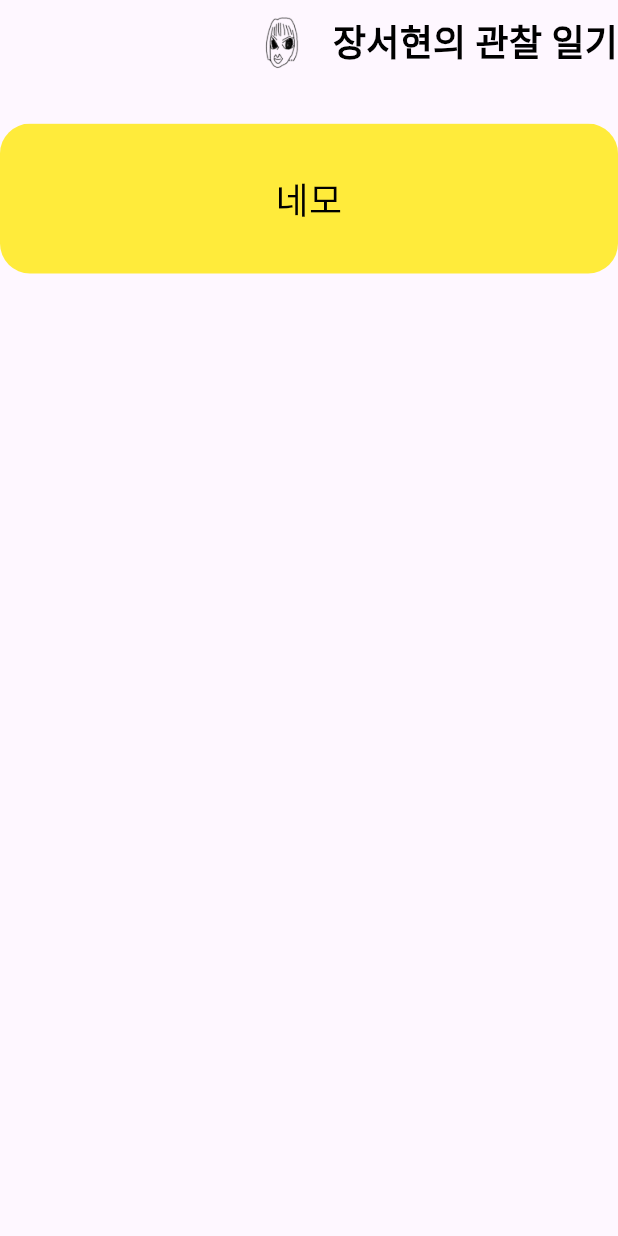
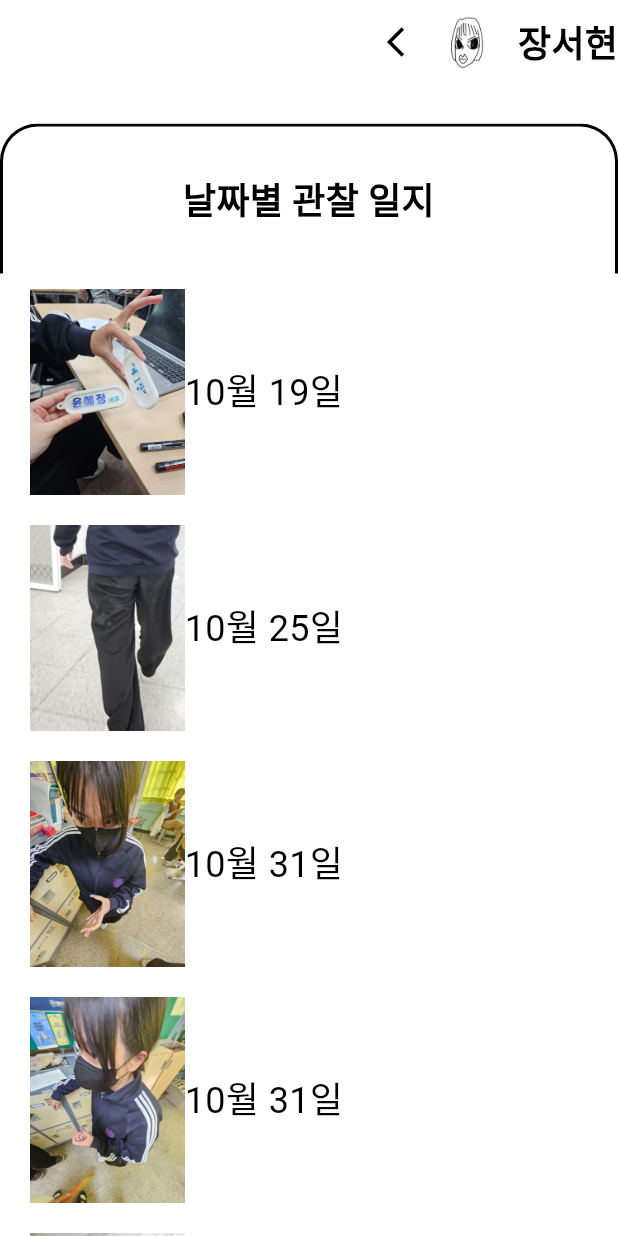
Before and after one commit to hyejoeng/Jang_Seohyun, a Flutter app: the screen it shows after launch, on a phone screen of 412 x 824 dp. Run offline on Flutter 3.47's test engine with Material 3 defaults, Android fonts, the phone set to English and light mode, and no system bars; our stand-ins replace hexcolor; Roboto replaces fonts that are missing (PyeongChang, SuseongHyejeong).

Commit message:
2023-12-15 ScrollingScreen 스크롤 가능, 데이터 불러오기 성공

```diff
--- a/lib/images_data.dart
+++ b/lib/images_data.dart
@@ -13,4 +13,5 @@ List<ImagesData> ImagesDataList = [
   ImagesData(imagesUrl: 'asset/images/jangSeohyun_images3.jpg', dateData: '10월 25일'),
   ImagesData(imagesUrl: 'asset/images/jangSeohyun_images1.jpg', dateData: '10월 31일'),
   ImagesData(imagesUrl: 'asset/images/jangSeohyun_images2.jpg', dateData: '10월 31일'),
+  ImagesData(imagesUrl: 'asset/images/jangSeohyun_images5.jpg', dateData: '11월 06일'),
 ];
--- a/lib/scrollingscreen.dart
+++ b/lib/scrollingscreen.dart
@@ -1,77 +1,107 @@
 import 'package:flutter/material.dart';
 import 'package:jang_seohyun/context_utils.dart';
+import 'package:jang_seohyun/images_data.dart';
 
 class ScrollingScreen extends StatelessWidget {
   const ScrollingScreen({super.key});
 
   @override
-  Widget build(BuildContext context) => Scaffold(
+  Widget build(BuildContext context) => SafeArea(
+        child: Scaffold(
           body: CustomScrollView(
             slivers: [
               SliverAppBar(
+                backgroundColor: Colors.white,
+                surfaceTintColor: Colors.white,
                 actions: [
+                  const Icon(Icons.arrow_back_ios, color: Colors.black),
                   Image.asset('asset/images/logo-light.png'),
                   // Expanded(child: SizedBox()),
-                Text('장서현의 관찰 일기', style: textTheme(context).titleMedium,)
+                  Text(
+                    '장서현',
+                    style: textTheme(context).titleMedium,
+                  )
                 ],
                 floating: true,
                 snap: false,
+                pinned: true,
                 expandedHeight: screensize(context).height * 0.1,
               ),
               SliverPersistentHeader(
                 pinned: true,
                 delegate: _CustomHeader(),
               ),
-            // SliverList(delegate: SliverChildBuilderDelegate(
-            //   (context, index) => const Text('네모'),
-            // ))
+              SliverList(
+                delegate: SliverChildBuilderDelegate(
+                    (context, index) => ListView.builder(
+                        physics: const NeverScrollableScrollPhysics(),
+                        shrinkWrap: true,
+                        itemCount: ImagesDataList.length,
+                        itemBuilder: (context, index) =>
+                            _ImagesDataListWidget(context, index)),
+                    childCount: 1),
+              ),
             ],
+          ),
         ),
       );
 }
 
 class _CustomHeader extends SliverPersistentHeaderDelegate {
   @override
-  // TODO: implement maxExtent
   double get maxExtent => 100;
 
   @override
-  // TODO: implement minExtent
-  double get minExtent => 100;
+  double get minExtent => 50;
 
   @override
-  Widget build(BuildContext context, double shrinkOffset, bool overlapsContent) {
-    // TODO: implement build
-    // throw UnimplementedError();
-    final radius = 20.0 - shrinkOffset / 100;
+  Widget build(
+      BuildContext context, double shrinkOffset, bool overlapsContent) {
+    final radius = 25.0 + shrinkOffset;
+
     return Container(
       decoration: BoxDecoration(
-        color: Colors.yellow,
-        borderRadius: BorderRadius.circular(radius),
+        border: const BorderDirectional(
+            top: BorderSide(width: 2, color: Colors.black),
+            start: BorderSide(width: 2, color: Colors.black),
+            end: BorderSide(width: 2, color: Colors.black)),
+        color: Colors.white,
+        // borderRadius: BorderRadius.circular(radius),
+        borderRadius: BorderRadius.vertical(top: Radius.circular(radius)),
       ),
       child: Center(
         child: Text(
-          '네모',
+          '날짜별 관찰 일지',
+          style: textTheme(context).titleMedium,
           textAlign: TextAlign.center,
         ),
       ),
     );
   }
 
-  // covariant 공변
-  //
   @override
   bool shouldRebuild(covariant SliverPersistentHeaderDelegate oldDelegate) {
-    // TODO: implement shouldRebuild
-    // throw UnimplementedError();
     return false;
   }
 }
 
-Widget _ImagesData() => Container(
-  decoration: BoxDecoration(
-    color: Colors.yellow,
-    borderRadius: BorderRadius.circular(50),
-
+Widget _ImagesDataListWidget(BuildContext context, int index) =>
+    SingleChildScrollView(
+      child: Column(
+        children: [
+          Padding(
+            padding: const EdgeInsets.symmetric(vertical: 10, horizontal: 20),
+            child: Row(
+              children: [
+                Image.asset(
+                  ImagesDataList[index].imagesUrl,
+                  width: screensize(context).width * 0.25,
+                  fit: BoxFit.cover,
+                ),
+                Text(ImagesDataList[index].dateData)
+              ],
+            ),
+          ),
+        ],
       ),
     );
--- a/lib/theme.dart
+++ b/lib/theme.dart
@@ -9,6 +9,8 @@ class ThemeStyle {
 
   static ThemeData get light => ThemeData.light().copyWith(
     useMaterial3: true,
+    primaryColor: Colors.white,
+    scaffoldBackgroundColor: Colors.white,
     textTheme: const TextTheme(
       titleLarge: TextStyle(color: Colors.black, fontSize: 32, fontWeight: FontWeight.bold, fontFamily: 'PyeongChang',),
       titleMedium: TextStyle(color: Colors.black, fontSize: 24, fontWeight: FontWeight.bold, fontFamily: 'PyeongChang',),
```
Also changed, not shown: lib/homepage.dart (added, +10 -0 lines), lib/mainpage.dart (+50 -17 lines), asset/images/jangSeohyun_images5.jpg (added), 1 other file. Lines whose indentation alone changed are shown as unchanged.
